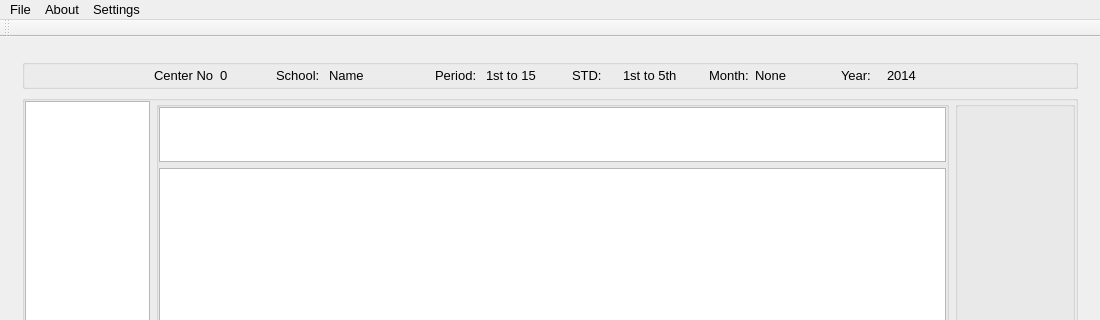
Vijay13/QuickManager, file QuickManager/mainwindow.ui: the form before one commit; both pictures show x 0 to 1100 and y 0 to 320 of the 1100 by 600 pixel window.
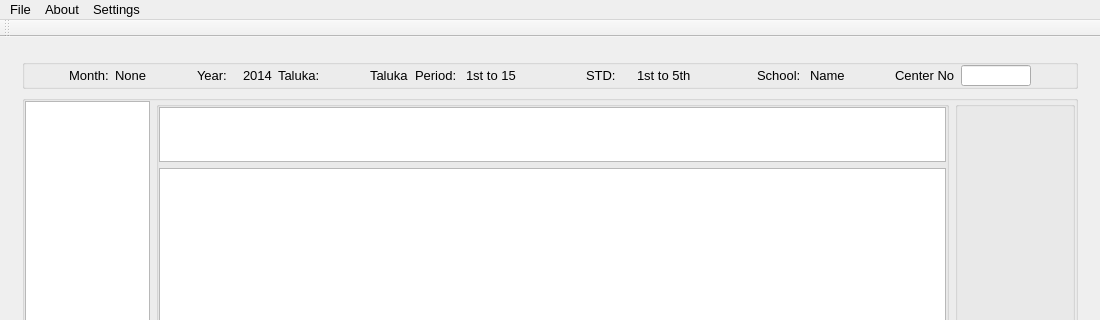
The form after the commit. The open tabs and pages were chosen to show the change.

Commit message: Arranged titles in SchoolBillManager and added search for Center No

```diff
--- a/QuickManager/mainwindow.ui
+++ b/QuickManager/mainwindow.ui
@@ -683,189 +683,6 @@
              </property>
             </spacer>
            </item>
-           <item>
-            <widget class="QLabel" name="labelCenterNoTitle">
-             <property name="maximumSize">
-              <size>
-               <width>60</width>
-               <height>16777215</height>
-              </size>
-             </property>
-             <property name="font">
-              <font>
-               <pointsize>10</pointsize>
-               <weight>50</weight>
-               <bold>false</bold>
-               <strikeout>false</strikeout>
-              </font>
-             </property>
-             <property name="text">
-              <string>Center No.</string>
-             </property>
-            </widget>
-           </item>
-           <item>
-            <widget class="QLabel" name="labelBMCenterBody">
-             <property name="minimumSize">
-              <size>
-               <width>50</width>
-               <height>0</height>
-              </size>
-             </property>
-             <property name="maximumSize">
-              <size>
-               <width>50</width>
-               <height>16777215</height>
-              </size>
-             </property>
-             <property name="font">
-              <font>
-               <pointsize>10</pointsize>
-              </font>
-             </property>
-             <property name="text">
-              <string>0</string>
-             </property>
-            </widget>
-           </item>
-           <item>
-            <widget class="QLabel" name="labelSchoolTitle">
-             <property name="maximumSize">
-              <size>
-               <width>50</width>
-               <height>16777215</height>
-              </size>
-             </property>
-             <property name="font">
-              <font>
-               <pointsize>10</pointsize>
-              </font>
-             </property>
-             <property name="text">
-              <string>School: </string>
-             </property>
-            </widget>
-           </item>
-           <item>
-            <widget class="QLabel" name="labelBMSchoolBody">
-             <property name="minimumSize">
-              <size>
-               <width>100</width>
-               <height>0</height>
-              </size>
-             </property>
-             <property name="maximumSize">
-              <size>
-               <width>200</width>
-               <height>16777215</height>
-              </size>
-             </property>
-             <property name="font">
-              <font>
-               <pointsize>10</pointsize>
-              </font>
-             </property>
-             <property name="text">
-              <string>Name</string>
-             </property>
-            </widget>
-           </item>
-           <item>
-            <widget class="QLabel" name="labelPeriodTitle">
-             <property name="minimumSize">
-              <size>
-               <width>45</width>
-               <height>0</height>
-              </size>
-             </property>
-             <property name="maximumSize">
-              <size>
-               <width>50</width>
-               <height>16777215</height>
-              </size>
-             </property>
-             <property name="font">
-              <font>
-               <pointsize>10</pointsize>
-              </font>
-             </property>
-             <property name="text">
-              <string>Period:</string>
-             </property>
-            </widget>
-           </item>
-           <item>
-            <widget class="QLabel" name="labelBMPeriodBody">
-             <property name="minimumSize">
-              <size>
-               <width>80</width>
-               <height>0</height>
-              </size>
-             </property>
-             <property name="maximumSize">
-              <size>
-               <width>80</width>
-               <height>16777215</height>
-              </size>
-             </property>
-             <property name="font">
-              <font>
-               <pointsize>10</pointsize>
-              </font>
-             </property>
-             <property name="text">
-              <string>1st to 15</string>
-             </property>
-            </widget>
-           </item>
-           <item>
-            <widget class="QLabel" name="labelSTD">
-             <property name="minimumSize">
-              <size>
-               <width>45</width>
-               <height>0</height>
-              </size>
-             </property>
-             <property name="maximumSize">
-              <size>
-               <width>50</width>
-               <height>16777215</height>
-              </size>
-             </property>
-             <property name="font">
-              <font>
-               <pointsize>10</pointsize>
-              </font>
-             </property>
-             <property name="text">
-              <string>STD:</string>
-             </property>
-            </widget>
-           </item>
-           <item>
-            <widget class="QLabel" name="labelBMSTDBody">
-             <property name="minimumSize">
-              <size>
-               <width>80</width>
-               <height>0</height>
-              </size>
-             </property>
-             <property name="maximumSize">
-              <size>
-               <width>90</width>
-               <height>16777215</height>
-              </size>
-             </property>
-             <property name="font">
-              <font>
-               <pointsize>10</pointsize>
-              </font>
-             </property>
-             <property name="text">
-              <string>1st to 5th</string>
-             </property>
-            </widget>
-           </item>
            <item>
             <widget class="QLabel" name="labelMonthTitle">
              <property name="maximumSize">
@@ -888,13 +705,13 @@
             <widget class="QLabel" name="labelBMMonthBody">
              <property name="minimumSize">
               <size>
-               <width>80</width>
+               <width>0</width>
                <height>0</height>
               </size>
              </property>
              <property name="maximumSize">
               <size>
-               <width>80</width>
+               <width>16777215</width>
                <height>16777215</height>
               </size>
              </property>
@@ -906,8 +723,24 @@
              <property name="text">
               <string>None</string>
              </property>
+             <property name="margin">
+              <number>0</number>
+             </property>
             </widget>
            </item>
+           <item>
+            <spacer name="horizontalSpacer_8">
+             <property name="orientation">
+              <enum>Qt::Horizontal</enum>
+             </property>
+             <property name="sizeHint" stdset="0">
+              <size>
+               <width>40</width>
+               <height>20</height>
+              </size>
+             </property>
+            </spacer>
+           </item>
            <item>
             <widget class="QLabel" name="labelYearTitle">
              <property name="minimumSize">
@@ -936,13 +769,13 @@
             <widget class="QLabel" name="labelBMYearBody">
              <property name="minimumSize">
               <size>
-               <width>60</width>
+               <width>0</width>
                <height>0</height>
               </size>
              </property>
              <property name="maximumSize">
               <size>
-               <width>60</width>
+               <width>16777215</width>
                <height>16777215</height>
               </size>
              </property>
@@ -954,6 +787,259 @@
              <property name="text">
               <string>2014</string>
              </property>
+             <property name="margin">
+              <number>0</number>
+             </property>
+            </widget>
+           </item>
+           <item>
+            <widget class="QLabel" name="labelTalukaTitle">
+             <property name="text">
+              <string>Taluka:</string>
+             </property>
+            </widget>
+           </item>
+           <item>
+            <spacer name="horizontalSpacer_9">
+             <property name="orientation">
+              <enum>Qt::Horizontal</enum>
+             </property>
+             <property name="sizeHint" stdset="0">
+              <size>
+               <width>40</width>
+               <height>20</height>
+              </size>
+             </property>
+            </spacer>
+           </item>
+           <item>
+            <widget class="QLabel" name="labelBMTalukaBody">
+             <property name="minimumSize">
+              <size>
+               <width>0</width>
+               <height>0</height>
+              </size>
+             </property>
+             <property name="text">
+              <string>Taluka</string>
+             </property>
+            </widget>
+           </item>
+           <item>
+            <widget class="QLabel" name="labelPeriodTitle">
+             <property name="minimumSize">
+              <size>
+               <width>45</width>
+               <height>0</height>
+              </size>
+             </property>
+             <property name="maximumSize">
+              <size>
+               <width>50</width>
+               <height>16777215</height>
+              </size>
+             </property>
+             <property name="font">
+              <font>
+               <pointsize>10</pointsize>
+              </font>
+             </property>
+             <property name="text">
+              <string>Period:</string>
+             </property>
+            </widget>
+           </item>
+           <item>
+            <widget class="QLabel" name="labelBMPeriodBody">
+             <property name="minimumSize">
+              <size>
+               <width>70</width>
+               <height>0</height>
+              </size>
+             </property>
+             <property name="maximumSize">
+              <size>
+               <width>70</width>
+               <height>16777215</height>
+              </size>
+             </property>
+             <property name="font">
+              <font>
+               <pointsize>10</pointsize>
+              </font>
+             </property>
+             <property name="text">
+              <string>1st to 15</string>
+             </property>
+             <property name="margin">
+              <number>0</number>
+             </property>
+            </widget>
+           </item>
+           <item>
+            <spacer name="horizontalSpacer_10">
+             <property name="orientation">
+              <enum>Qt::Horizontal</enum>
+             </property>
+             <property name="sizeHint" stdset="0">
+              <size>
+               <width>40</width>
+               <height>20</height>
+              </size>
+             </property>
+            </spacer>
+           </item>
+           <item>
+            <widget class="QLabel" name="labelSTD">
+             <property name="minimumSize">
+              <size>
+               <width>45</width>
+               <height>0</height>
+              </size>
+             </property>
+             <property name="maximumSize">
+              <size>
+               <width>50</width>
+               <height>16777215</height>
+              </size>
+             </property>
+             <property name="font">
+              <font>
+               <pointsize>10</pointsize>
+              </font>
+             </property>
+             <property name="text">
+              <string>STD:</string>
+             </property>
+            </widget>
+           </item>
+           <item>
+            <widget class="QLabel" name="labelBMSTDBody">
+             <property name="minimumSize">
+              <size>
+               <width>70</width>
+               <height>0</height>
+              </size>
+             </property>
+             <property name="maximumSize">
+              <size>
+               <width>70</width>
+               <height>16777215</height>
+              </size>
+             </property>
+             <property name="font">
+              <font>
+               <pointsize>10</pointsize>
+              </font>
+             </property>
+             <property name="text">
+              <string>1st to 5th</string>
+             </property>
+             <property name="margin">
+              <number>0</number>
+             </property>
+            </widget>
+           </item>
+           <item>
+            <spacer name="horizontalSpacer_11">
+             <property name="orientation">
+              <enum>Qt::Horizontal</enum>
+             </property>
+             <property name="sizeHint" stdset="0">
+              <size>
+               <width>40</width>
+               <height>20</height>
+              </size>
+             </property>
+            </spacer>
+           </item>
+           <item>
+            <widget class="QLabel" name="labelSchoolTitle">
+             <property name="maximumSize">
+              <size>
+               <width>50</width>
+               <height>16777215</height>
+              </size>
+             </property>
+             <property name="font">
+              <font>
+               <pointsize>10</pointsize>
+              </font>
+             </property>
+             <property name="text">
+              <string>School: </string>
+             </property>
+            </widget>
+           </item>
+           <item>
+            <widget class="QLabel" name="labelBMSchoolBody">
+             <property name="minimumSize">
+              <size>
+               <width>0</width>
+               <height>0</height>
+              </size>
+             </property>
+             <property name="maximumSize">
+              <size>
+               <width>16777215</width>
+               <height>16777215</height>
+              </size>
+             </property>
+             <property name="font">
+              <font>
+               <pointsize>10</pointsize>
+              </font>
+             </property>
+             <property name="text">
+              <string>Name</string>
+             </property>
+             <property name="margin">
+              <number>0</number>
+             </property>
+            </widget>
+           </item>
+           <item>
+            <spacer name="horizontalSpacer_12">
+             <property name="orientation">
+              <enum>Qt::Horizontal</enum>
+             </property>
+             <property name="sizeHint" stdset="0">
+              <size>
+               <width>40</width>
+               <height>20</height>
+              </size>
+             </property>
+            </spacer>
+           </item>
+           <item>
+            <widget class="QLabel" name="labelCenterNoTitle">
+             <property name="maximumSize">
+              <size>
+               <width>60</width>
+               <height>16777215</height>
+              </size>
+             </property>
+             <property name="font">
+              <font>
+               <pointsize>10</pointsize>
+               <weight>50</weight>
+               <bold>false</bold>
+               <strikeout>false</strikeout>
+              </font>
+             </property>
+             <property name="text">
+              <string>Center No.</string>
+             </property>
+            </widget>
+           </item>
+           <item>
+            <widget class="QLineEdit" name="lineEditBMCenter">
+             <property name="maximumSize">
+              <size>
+               <width>70</width>
+               <height>16777215</height>
+              </size>
+             </property>
             </widget>
            </item>
            <item>
```
Left out of the diff: 13 changed lines with no effect on the pictures. The commit also changes 4 other files.
